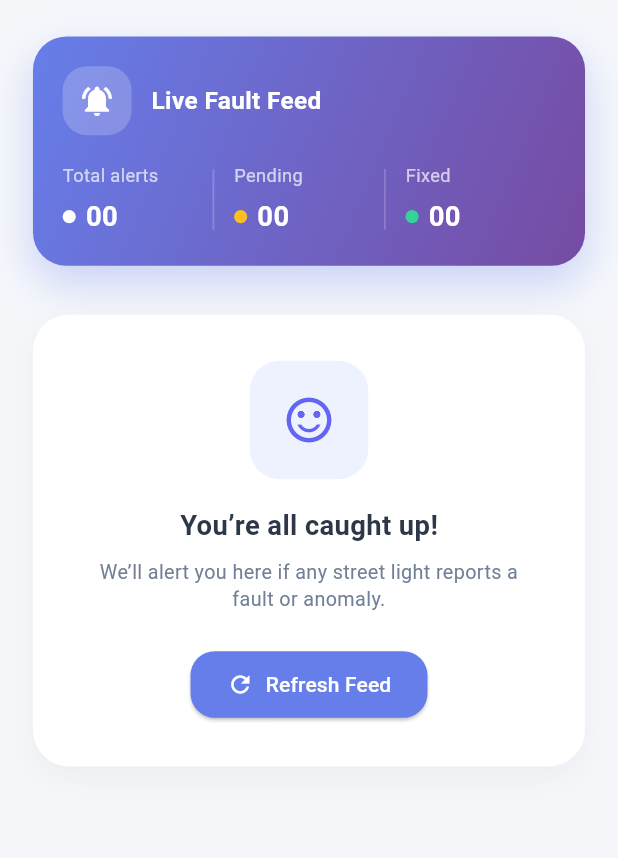
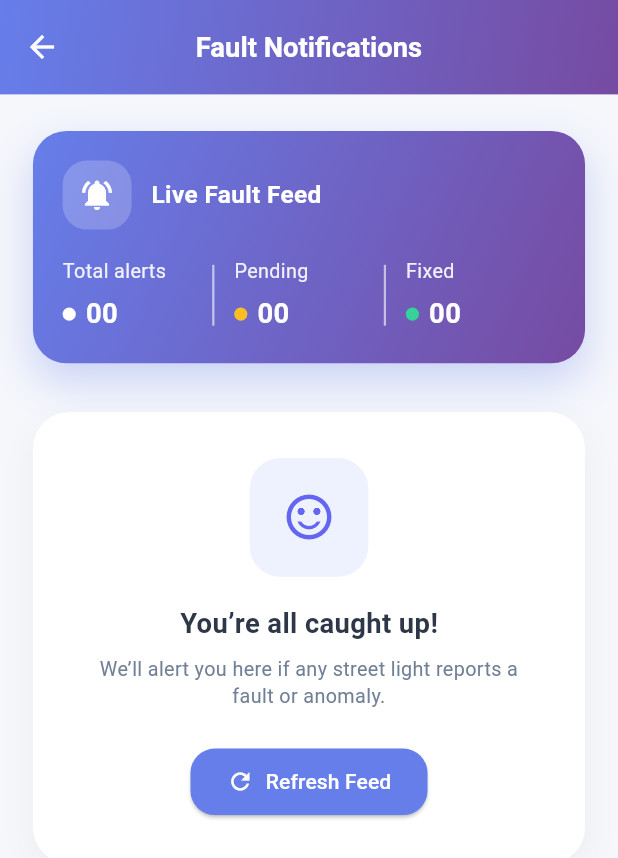
Before and after one commit to MITHINVEL/Main_project, a Flutter app: the NotificationsScreen screen opened directly, on a phone screen of 412 x 824 dp. Shown: the top 858 px of the screen. Run offline on Flutter 3.47's test engine with Material 3 defaults, Android fonts, the phone set to English and light mode, and no system bars; drawn by our look-alikes of flutter_animate; our stand-ins replace cloud_firestore, firebase_auth, firebase_core, firebase_storage, flutter_screenutil, geocoding and 10 more; missing offline and left inert: flutter_sms_inbox; accounts and stored records are empty.

Commit message:
appbar added from notfifcation

```diff
--- a/monitoring_system_for_street_lights/lib/screens/notifications/notifications_screen.dart
+++ b/monitoring_system_for_street_lights/lib/screens/notifications/notifications_screen.dart
@@ -20,11 +20,11 @@ class NotificationsScreen extends StatelessWidget {
   Widget build(BuildContext context) {
     return Scaffold(
       backgroundColor: const Color(0xFFF5F7FB),
-      appBar: showAppBar
-          ? AppBar(
+      appBar:
+           AppBar(
               elevation: 0,
               centerTitle: true,
-              toolbarHeight: 72.h,
+              toolbarHeight: 62.h,
               backgroundColor: Colors.transparent,
               foregroundColor: Colors.white,
               title: Text(
@@ -35,13 +35,7 @@ class NotificationsScreen extends StatelessWidget {
                 onPressed: () => Navigator.of(context).pop(),
                 icon: const Icon(Icons.arrow_back),
               ),
-              actions: [
-                IconButton(
-                  onPressed: () {},
-                  icon: const Icon(Icons.tune, size: 22),
-                  tooltip: 'Filters',
-                ),
-              ],
+
               flexibleSpace: Container(
                 decoration: BoxDecoration(
                   gradient: const LinearGradient(
@@ -49,9 +43,7 @@ class NotificationsScreen extends StatelessWidget {
                     begin: Alignment.topLeft,
                     end: Alignment.bottomRight,
                   ),
-                  borderRadius: BorderRadius.vertical(
-                    bottom: Radius.circular(28.r),
-                  ),
+
                 ),
               ),
               shape: RoundedRectangleBorder(
@@ -59,8 +51,7 @@ class NotificationsScreen extends StatelessWidget {
                   bottom: Radius.circular(28.r),
                 ),
               ),
-            )
-          : null,
+         ),
       body: SafeArea(
         child: StreamBuilder<QuerySnapshot<Map<String, dynamic>>>(
           stream: FirebaseFirestore.instance
@@ -742,8 +733,8 @@ class NotificationsScreen extends StatelessWidget {
             Text(
               label,
               style: TextStyle(
-                fontSize: 12.sp,
-                color: Colors.white.withOpacity(0.7),
+                fontSize: 13.sp,
+                color: Colors.white.withOpacity(0.9),
               ),
             ),
             SizedBox(height: 6.h),
@@ -822,16 +813,16 @@ class NotificationsScreen extends StatelessWidget {
             children: [
               buildStat('Total alerts', total, Colors.white),
               Container(
-                width: 1.2,
+                width: 1.5,
                 height: 40.h,
-                color: Colors.white.withOpacity(0.2),
+                color: Colors.white.withOpacity(0.6),
               ),
               SizedBox(width: 12.w),
               buildStat('Pending', pending, const Color(0xFFFBBF24)),
               Container(
-                width: 1.2,
+                width: 1.5,
                 height: 40.h,
-                color: Colors.white.withOpacity(0.2),
+                color: Colors.white.withOpacity(0.6),
               ),
               SizedBox(width: 12.w),
               buildStat('Fixed', fixed, const Color(0xFF34D399)),
```
